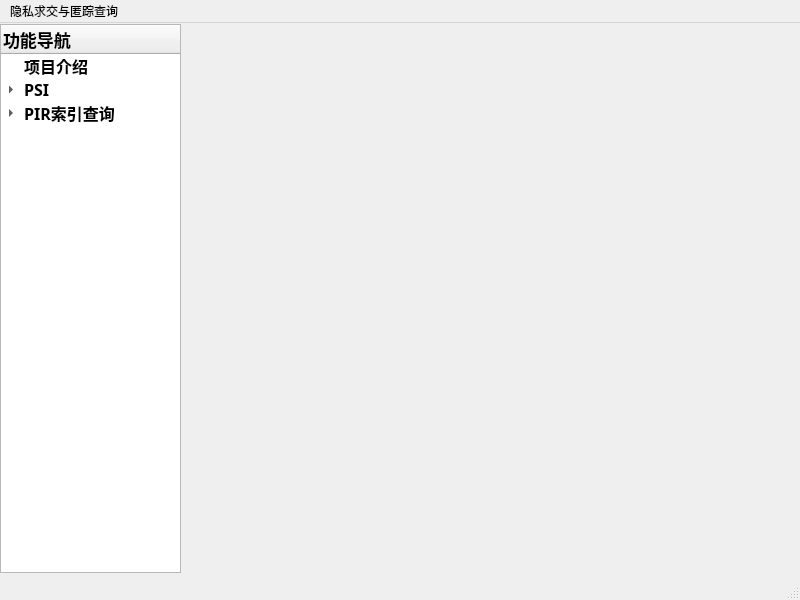
First picture: the form in src/frontend/cpp/mainwindow.ui, repository xiansongq/privacy_computing, before the edit.
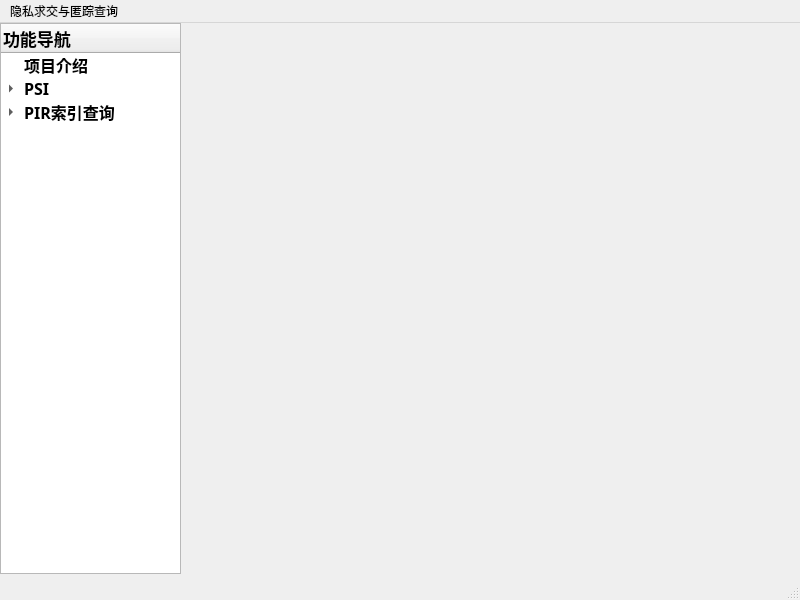
Second picture: the form after the edit.

The edit to the form file:
```diff
--- a/src/frontend/cpp/mainwindow.ui
+++ b/src/frontend/cpp/mainwindow.ui
@@ -32,7 +32,7 @@
        <property name="maximumSize">
         <size>
          <width>16777215</width>
-         <height>549</height>
+         <height>600</height>
         </size>
        </property>
        <property name="columnCount">
```
Left out of the diff: 2 changed lines with no effect on the pictures.
